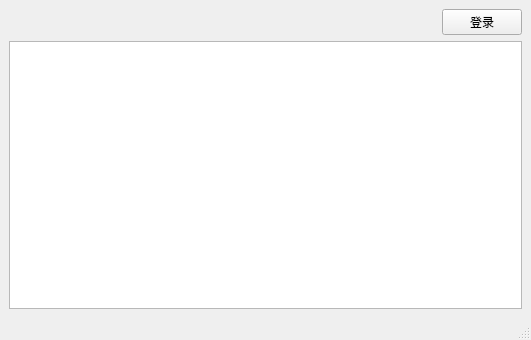
Old version of the form form.ui in the repository hongzhe12/DataSpiderBrowser.
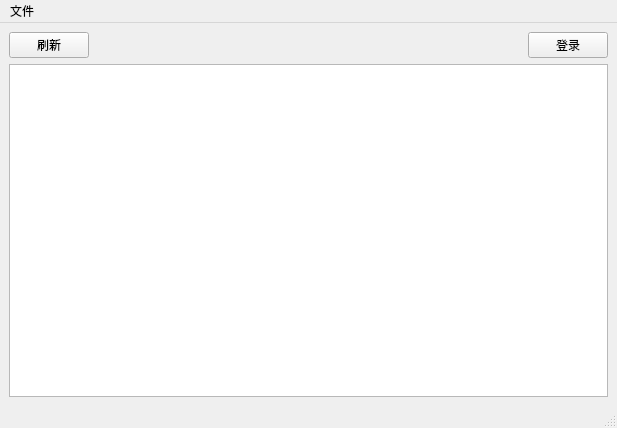
New version of the form. Custom widgets are drawn as their Qt base class.

The edit to the form file:
```diff
--- a/form.ui
+++ b/form.ui
@@ -6,8 +6,8 @@
    <rect>
     <x>0</x>
     <y>0</y>
-    <width>531</width>
-    <height>340</height>
+    <width>617</width>
+    <height>428</height>
    </rect>
   </property>
   <property name="windowTitle">
@@ -17,6 +17,13 @@
    <layout class="QGridLayout" name="gridLayout">
     <item row="0" column="0">
      <layout class="QHBoxLayout" name="horizontalLayout">
+      <item>
+       <widget class="QPushButton" name="button_flush">
+        <property name="text">
+         <string>刷新</string>
+        </property>
+       </widget>
+      </item>
       <item>
        <spacer name="horizontalSpacer">
         <property name="orientation">
@@ -40,7 +47,51 @@
      </layout>
     </item>
     <item row="1" column="0">
-     <widget class="QTableWidget" name="tableWidget"/>
+     <widget class="StyledTableWidget" name="tableWidget">
+      <property name="styleSheet">
+       <string notr="true">StyledTableWidget {
+                background-color: #f8f9fa;
+                alternate-background-color: #e9ecef;
+                gridline-color: #dee2e6;
+                border: 1px solid #dee2e6;
+                border-radius: 8px;
+                outline: none;
+            }
+
+            StyledTableWidget::item {
+                padding: 8px;
+                border-bottom: 1px solid #dee2e6;
+            }
+
+            StyledTableWidget::item:selected {
+                background-color: #007bff;
+                color: white;
+            }
+
+            QHeaderView::section {
+                color: white;
+                padding: 8px;
+                border: none;
+                font-weight: bold;
+            }
+
+            QHeaderView::section:first {
+                border-top-left-radius: 7px;
+            }
+
+            QHeaderView::section:last {
+                border-top-right-radius: 7px;
+            }
+
+            QTableCornerButton::section {
+                background-color: #343a40;
+                border-top-left-radius: 7px;
+            }</string>
+      </property>
+      <property name="selectionMode">
+       <enum>QAbstractItemView::SelectionMode::ExtendedSelection</enum>
+      </property>
+     </widget>
     </item>
    </layout>
   </widget>
@@ -49,13 +100,27 @@
     <rect>
      <x>0</x>
      <y>0</y>
-     <width>531</width>
+     <width>617</width>
      <height>33</height>
     </rect>
    </property>
+   <widget class="QMenu" name="menu">
+    <property name="title">
+     <string>文件</string>
+    </property>
+    <addaction name="action"/>
+   </widget>
+   <addaction name="menu"/>
   </widget>
   <widget class="QStatusBar" name="statusbar"/>
  </widget>
+ <customwidgets>
+  <customwidget>
+   <class>StyledTableWidget</class>
+   <extends>QTableWidget</extends>
+   <header>styledtablewidget.h</header>
+  </customwidget>
+ </customwidgets>
  <resources/>
  <connections/>
 </ui>
```
Left out of the diff: 5 changed lines with no effect on the pictures.
